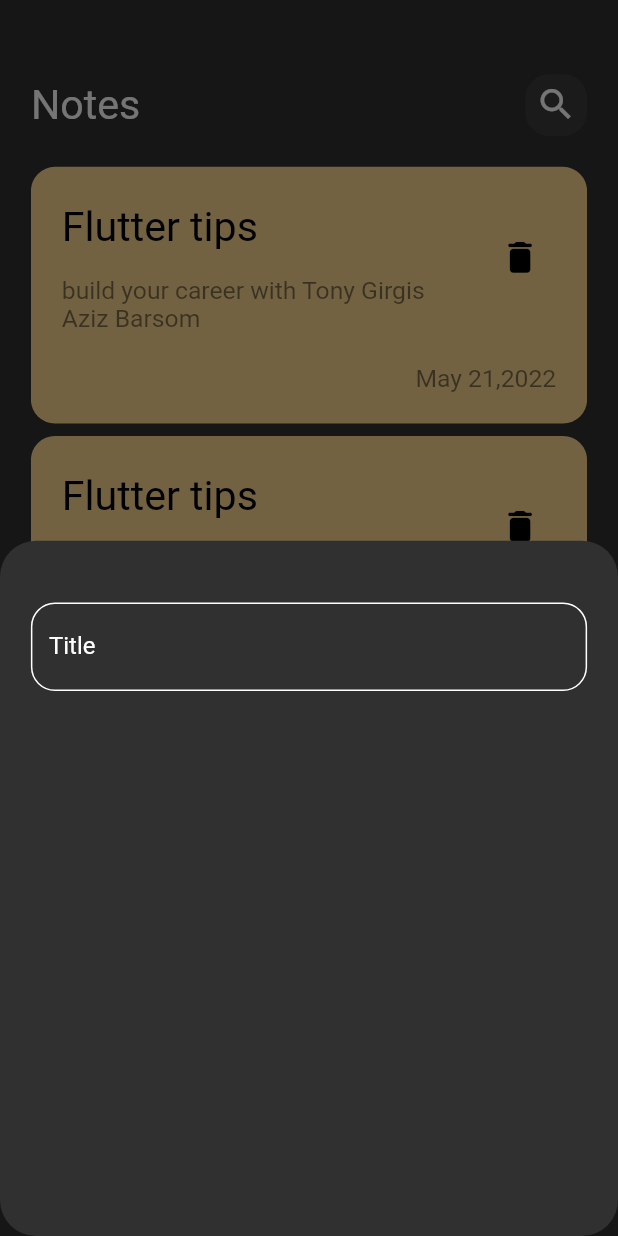
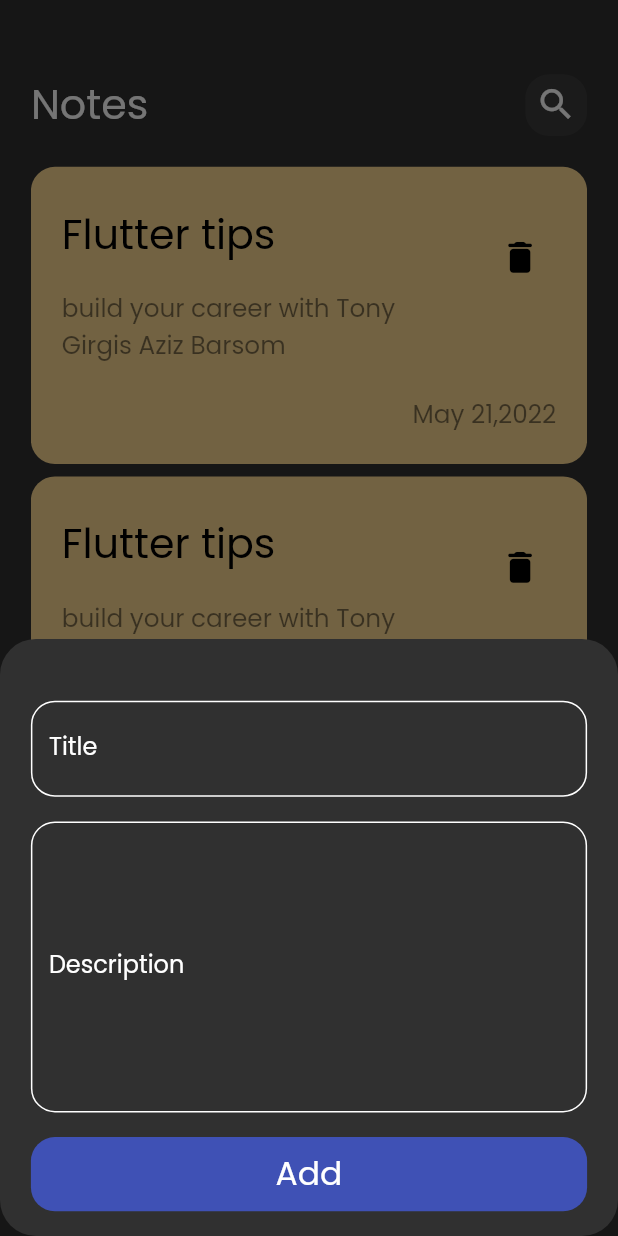
Before and after one commit to ToOoNyGirgis/notes_app, a Flutter app: the screen it shows after launch, after a tap on the "add" icon, on a phone screen of 412 x 824 dp. Run offline on Flutter 3.47's test engine with Material 2 defaults, Android fonts, the phone set to English and light mode, and no system bars; our stand-ins replace google_fonts, sizer.

Commit message:
edit Note view done and bottom sheet

```diff
--- a/lib/main.dart
+++ b/lib/main.dart
@@ -1,4 +1,5 @@
 import 'package:flutter/material.dart';
+import 'package:google_fonts/google_fonts.dart';
 import 'package:notes_app/views/notes_view.dart';
 import 'package:sizer/sizer.dart';
 
@@ -16,8 +17,9 @@ class NotesApp extends StatelessWidget {
           title: 'Sizer',
           theme: ThemeData(
             brightness: Brightness.dark,
+            fontFamily: 'Poppins'
           ),
-          home: NotesView() ,
+          home: const NotesView() ,
         );
       },
     );
--- /dev/null
+++ b/lib/views/edit_note_view.dart
@@ -0,0 +1,16 @@
+import 'package:flutter/material.dart';
+import 'package:notes_app/views/widgets/custom_appbar.dart';
+import 'package:notes_app/views/widgets/custom_text_field.dart';
+import 'package:notes_app/views/widgets/edit_view_body.dart';
+import 'package:sizer/sizer.dart';
+
+class EditNoteView extends StatelessWidget {
+  const EditNoteView({Key? key}) : super(key: key);
+
+  @override
+  Widget build(BuildContext context) {
+    return Scaffold(
+      body: EditViewBody(),
+    );
+  }
+}
--- a/lib/views/widgets/add_note_bottom_sheet.dart
+++ b/lib/views/widgets/add_note_bottom_sheet.dart
@@ -1,19 +1,38 @@
 import 'package:flutter/material.dart';
+import 'package:notes_app/views/widgets/custom_button.dart';
 import 'package:notes_app/views/widgets/custom_text_field.dart';
 import 'package:sizer/sizer.dart';
+
 class AddNoteBottomSheet extends StatelessWidget {
   const AddNoteBottomSheet({Key? key}) : super(key: key);
 
   @override
   Widget build(BuildContext context) {
     return Padding(
-      padding:  EdgeInsets.symmetric(horizontal:5.w ),
-      child: Column(
-        children: [
-          SizedBox(height: 5.h,),
-          CustomTextField(
-          )
-        ],
+      padding: EdgeInsets.symmetric(horizontal: 5.w),
+      child: SingleChildScrollView(
+        child: Column(
+          children: [
+            SizedBox(
+              height: 5.h,
+            ),
+            const CustomTextField(hint: 'Title'),
+            SizedBox(
+              height: 2.h,
+            ),
+            const CustomTextField(
+              hint: 'Description',
+              maxLines: 7,
+            ),
+            SizedBox(
+              height: 2.h,
+            ),
+            CustomButton(),
+            SizedBox(
+              height: 2.h,
+            ),
+          ],
+        ),
       ),
     );
   }
--- a/lib/views/widgets/custom_appbar.dart
+++ b/lib/views/widgets/custom_appbar.dart
@@ -3,20 +3,21 @@ import 'package:notes_app/views/widgets/custom_icon.dart';
 import 'package:sizer/sizer.dart';
 
 class CustomAppBar extends StatelessWidget {
-  const CustomAppBar({Key? key}) : super(key: key);
-
+  const CustomAppBar({Key? key, required this.title, required this.icon}) : super(key: key);
+  final String title;
+  final IconData icon;
   @override
   Widget build(BuildContext context) {
     return Row(
       children: [
         Text(
-          'Notes',
+          title,
           style: TextStyle(
             fontSize: 20.sp,
           ),
         ),
         const Spacer(),
-        const CustomIcon(),
+         CustomIcon(icon: icon,),
       ],
     );
   }
--- /dev/null
+++ b/lib/views/widgets/custom_button.dart
@@ -0,0 +1,29 @@
+
+import 'package:flutter/material.dart';
+import 'package:notes_app/constants.dart';
+import 'package:sizer/sizer.dart';
+
+class CustomButton extends StatelessWidget {
+  const CustomButton({Key? key}) : super(key: key);
+
+  @override
+  Widget build(BuildContext context) {
+    return Container(
+      child: Center(
+        child: Text(
+          'Add',
+          style: TextStyle(
+            color: Colors.white,
+            fontSize: 16.sp,
+          ),
+        ),
+      ),
+      height: 6.h,
+      width: MediaQuery.of(context).size.width,
+      decoration: BoxDecoration(
+        color: kPrimaryColor,
+        borderRadius: BorderRadius.circular(16),
+      ),
+    );
+  }
+}
--- a/lib/views/widgets/custom_icon.dart
+++ b/lib/views/widgets/custom_icon.dart
@@ -2,8 +2,8 @@ import 'package:flutter/material.dart';
 import 'package:sizer/sizer.dart';
 
 class CustomIcon extends StatelessWidget {
-  const CustomIcon({Key? key}) : super(key: key);
-
+  const CustomIcon({Key? key, required this.icon}) : super(key: key);
+  final IconData icon;
   @override
   Widget build(BuildContext context) {
     return Container(
@@ -13,7 +13,7 @@ class CustomIcon extends StatelessWidget {
         borderRadius: BorderRadius.circular(16),
         color: Colors.white.withOpacity(0.05),
       ),
-      child: Icon(Icons.search,size: 20.sp,),
+      child: Icon(icon,size: 20.sp,),
     );
   }
 }
--- a/lib/views/widgets/custom_note_item.dart
+++ b/lib/views/widgets/custom_note_item.dart
@@ -1,4 +1,5 @@
 import 'package:flutter/material.dart';
+import 'package:notes_app/views/edit_note_view.dart';
 import 'package:sizer/sizer.dart';
 
 class CustomNoteItem extends StatelessWidget {
@@ -6,11 +7,20 @@ class CustomNoteItem extends StatelessWidget {
 
   @override
   Widget build(BuildContext context) {
-    return Container(
+    return GestureDetector(
+      onTap: () {
+        Navigator.push(
+          context,
+          MaterialPageRoute(
+            builder: (context) => const EditNoteView(),
+          ),
+        );
+      },
+      child: Container(
         padding:
             EdgeInsetsDirectional.symmetric(horizontal: 5.w, vertical: 5.w),
         decoration: BoxDecoration(
-        color: Color(0xffF8D590),
+          color: const Color(0xffF8D590),
           borderRadius: BorderRadius.circular(16),
         ),
         child: Column(
@@ -48,6 +58,7 @@ class CustomNoteItem extends StatelessWidget {
             ),
           ],
         ),
+      ),
     );
   }
 }
--- a/lib/views/widgets/custom_notes_body.dart
+++ b/lib/views/widgets/custom_notes_body.dart
@@ -15,8 +15,8 @@ class CustomNotesBody extends StatelessWidget {
           SizedBox(
             height: 6.h,
           ),
-          const CustomAppBar(),
-          Expanded(child: NotesListView())
+          const CustomAppBar(title: 'Notes', icon: Icons.search,),
+          const Expanded(child: NotesListView())
         ],
       ),
     );
--- a/lib/views/widgets/custom_text_field.dart
+++ b/lib/views/widgets/custom_text_field.dart
@@ -3,16 +3,19 @@ import 'package:notes_app/constants.dart';
 import 'package:sizer/sizer.dart';
 
 class CustomTextField extends StatelessWidget {
-  const CustomTextField({Key? key}) : super(key: key);
-  // final Color color =Colors.white;
+  const CustomTextField({Key? key, required this.hint, this.maxLines = 1})
+      : super(key: key);
+  final String hint;
+  final int maxLines;
   @override
   Widget build(BuildContext context) {
     return TextField(
+      maxLines: maxLines,
       cursorColor: kPrimaryColor,
       decoration: InputDecoration(
-        hintText: 'Title',
-        labelText: 'Title',
-        labelStyle: TextStyle(color: Colors.white),
+        hintText: hint,
+        labelText: hint,
+        labelStyle:const TextStyle(color: Colors.white),
         border: buildBorder(),
         enabledBorder: buildBorder(),
         disabledBorder: buildBorder(),
--- /dev/null
+++ b/lib/views/widgets/edit_view_body.dart
@@ -0,0 +1,25 @@
+import 'package:flutter/material.dart';
+import 'package:notes_app/views/widgets/custom_appbar.dart';
+import 'package:notes_app/views/widgets/custom_text_field.dart';
+import 'package:sizer/sizer.dart';
+
+class EditViewBody extends StatelessWidget {
+  const EditViewBody({Key? key}) : super(key: key);
+
+  @override
+  Widget build(BuildContext context) {
+    return Padding(
+      padding:  EdgeInsets.symmetric(horizontal:5.w),
+      child: Column(
+        children: [
+          SizedBox(height: 5.h,),
+          const CustomAppBar(title: 'Edit Note',icon: Icons.check),
+          SizedBox(height: 2.h,),
+          const CustomTextField(hint: 'Title'),
+          SizedBox(height: 2.h,),
+          const CustomTextField(hint: 'Content',maxLines: 7,),
+        ],
+      ),
+    );
+  }
+}
```
Also changed, not shown: pubspec.yaml (+6 -12 lines), assets/fonts/Poppins-Regular.ttf (added), pubspec.lock, 2 other files. Lines whose indentation alone changed are shown as unchanged.
